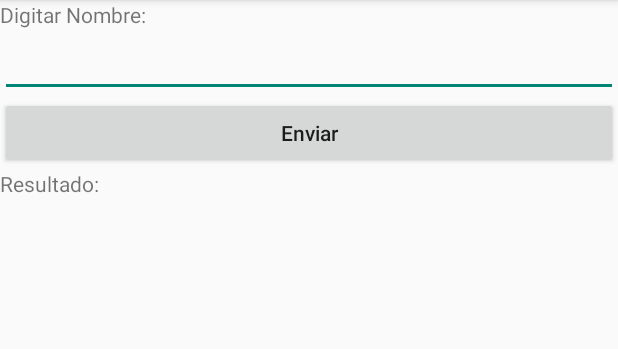
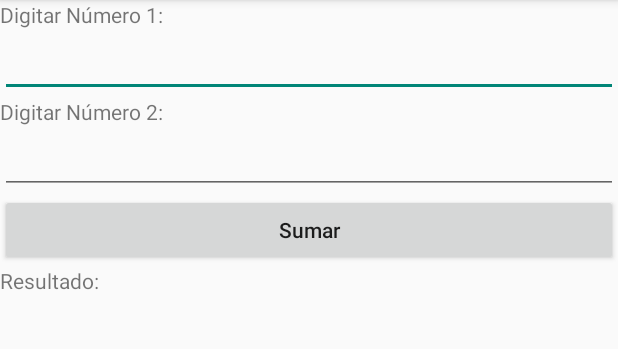
Before and after one commit to bocchiko/DSM-Guia1, an Android app built with Jetpack Compose: the screen it shows after launch (MainActivity), on a phone screen of 412 x 824 dp, the part 84-433 px from its top. Run offline under Robolectric (Android 15) with nearby library versions, the phone set to English and light mode, and no system bars.

Commit message:
Solucion a Ejercicio Complementario

```diff
--- a/app/src/main/java/com/example/practica1/MainActivity.kt
+++ b/app/src/main/java/com/example/practica1/MainActivity.kt
@@ -6,8 +6,9 @@ import android.widget.Button
 import android.widget.EditText
 import android.widget.TextView
 
-lateinit var nombre : EditText
-lateinit var enviar : Button
+lateinit var num1 : EditText
+lateinit var num2 : EditText
+lateinit var calcular : Button
 lateinit var resultado : TextView
 
 class MainActivity : AppCompatActivity() {
@@ -15,13 +16,25 @@ class MainActivity : AppCompatActivity() {
         super.onCreate(savedInstanceState)
         setContentView(R.layout.activity_main)
 
-        nombre = findViewById(R.id.TxtNombre)
-        enviar = findViewById(R.id.BtnEnviar)
+        num1 = findViewById(R.id.TxtNum1)
+        num2 = findViewById(R.id.TxtNum2)
+        calcular = findViewById(R.id.BtnCalcular)
         resultado = findViewById(R.id.LlbResultado)
 
-        enviar.setOnClickListener{
-            var nombreUsuario: String = nombre.text.toString()
-            resultado.setText(nombreUsuario)
+        calcular.setOnClickListener{
+            var TextoNumero1 = num1.text.toString()
+            var TextoNumero2 = num2.text.toString()
+
+            if (TextoNumero1.isNotEmpty() && TextoNumero2.isNotEmpty()){
+                var  numero1 = TextoNumero1.toFloat()
+                var  numero2 = TextoNumero2.toFloat()
+                var suma = numero1 + numero2
+
+                resultado.text = "Resultado: $suma"
+            }
+            else {
+                resultado.text = "Favor ingrese ambos numeros"
+            }
         }
     }
 }
--- a/app/src/main/res/layout/activity_main.xml
+++ b/app/src/main/res/layout/activity_main.xml
@@ -7,23 +7,35 @@
     android:layout_height="match_parent">
 
     <TextView
-        android:id="@+id/LlbNombre"
+        android:id="@+id/LlbNum1"
         android:layout_width="match_parent"
         android:layout_height="wrap_content"
-        android:text="@string/nombre"/>
+        android:text="@string/numero1"/>
 
     <EditText
-        android:id="@+id/TxtNombre"
+        android:id="@+id/TxtNum1"
         android:layout_width="match_parent"
         android:layout_height="wrap_content"
-        android:inputType="text"/>
+        android:inputType="numberDecimal"/>
+
+    <TextView
+        android:id="@+id/LlbNum2"
+        android:layout_width="match_parent"
+        android:layout_height="wrap_content"
+        android:text="@string/numero2"/>
+
+    <EditText
+        android:id="@+id/TxtNum2"
+        android:layout_width="match_parent"
+        android:layout_height="wrap_content"
+        android:inputType="numberDecimal"/>
 
     <Button
-        android:id="@+id/BtnEnviar"
+        android:id="@+id/BtnCalcular"
         android:layout_width="match_parent"
         android:layout_height="wrap_content"
         android:textAllCaps="false"
-        android:text="@string/enviar"/>
+        android:text="@string/sumar"/>
 
     <TextView
         android:id="@+id/LlbResultado"
--- a/app/src/main/res/values/strings.xml
+++ b/app/src/main/res/values/strings.xml
@@ -1,6 +1,7 @@
 <resources>
     <string name="app_name">Practica 1</string>
     <string name="resultado">Resultado: </string>
-    <string name="nombre">Digitar Nombre: </string>
-    <string name="enviar">Enviar</string>
+    <string name="numero1">Digitar Número 1: </string>
+    <string name="numero2">Digitar Número 2: </string>
+    <string name="sumar">Sumar</string>
 </resources>
```
